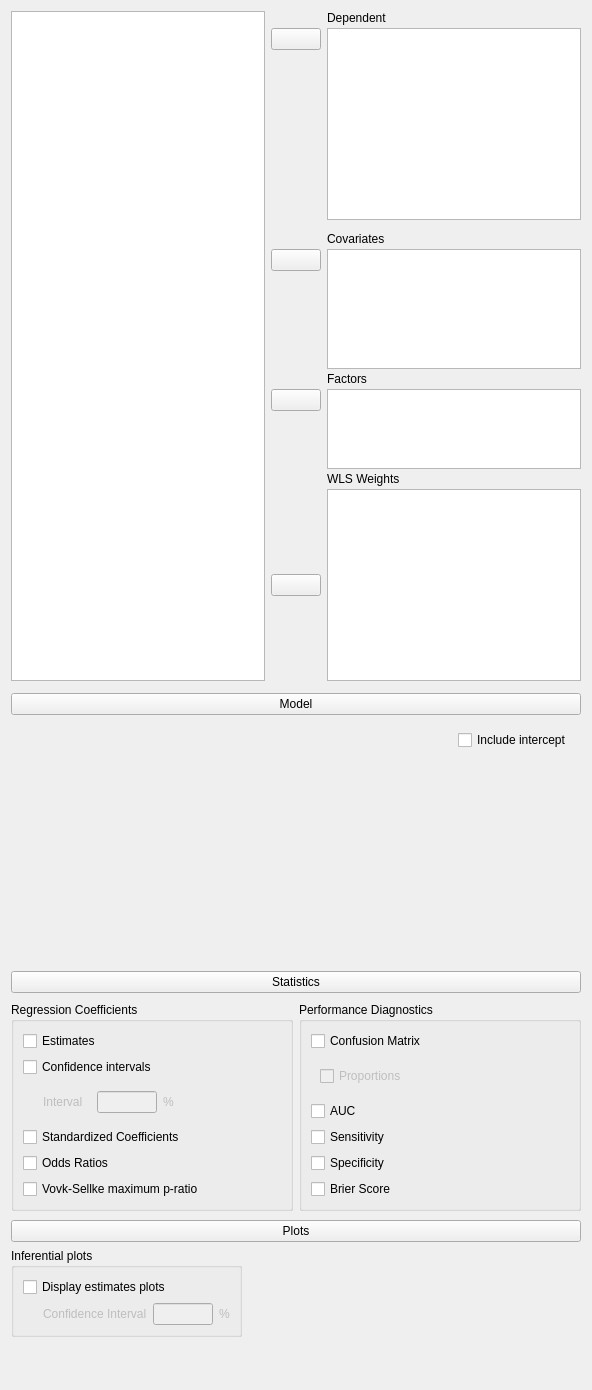
Above: JASP-Desktop/analysisforms/regressionlogisticform.ui from jasp-stats/jasp-desktop before the change. Below: the same form after it.
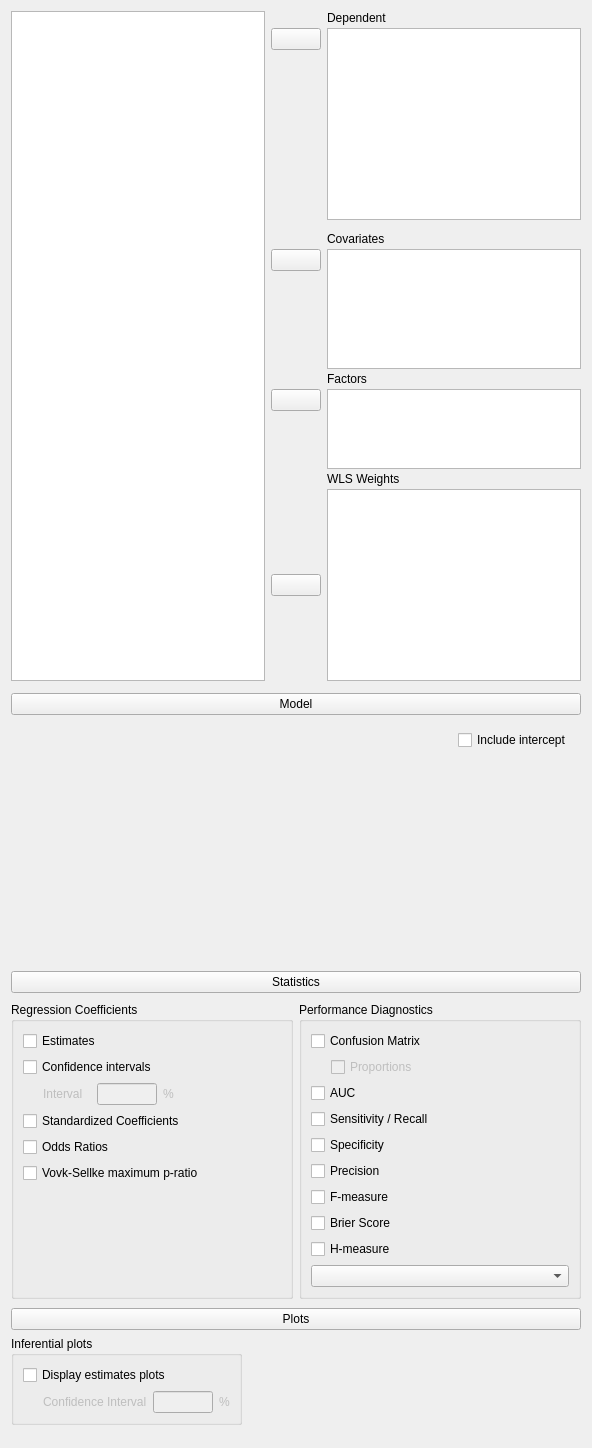
That is the form after the change. Custom widgets are drawn as their Qt base class.

Patch:
```diff
--- a/JASP-Desktop/analysisforms/regressionlogisticform.ui
+++ b/JASP-Desktop/analysisforms/regressionlogisticform.ui
@@ -256,6 +256,19 @@
               </property>
              </spacer>
             </item>
+            <item row="7" column="1">
+             <spacer name="verticalSpacer_4">
+              <property name="orientation">
+               <enum>Qt::Vertical</enum>
+              </property>
+              <property name="sizeHint" stdset="0">
+               <size>
+                <width>20</width>
+                <height>40</height>
+               </size>
+              </property>
+             </spacer>
+            </item>
            </layout>
           </widget>
          </item>
@@ -265,28 +278,104 @@
             <string>Performance Diagnostics</string>
            </property>
            <layout class="QGridLayout" name="gridLayout_7">
-            <item row="0" column="1">
+            <item row="1" column="0">
+             <widget class="QWidget" name="panelProportions" native="true">
+              <property name="enabled">
+               <bool>false</bool>
+              </property>
+              <layout class="QGridLayout" name="gridLayout_6">
+               <property name="leftMargin">
+                <number>20</number>
+               </property>
+               <property name="topMargin">
+                <number>0</number>
+               </property>
+               <property name="rightMargin">
+                <number>0</number>
+               </property>
+               <property name="bottomMargin">
+                <number>0</number>
+               </property>
+               <item row="0" column="0">
+                <widget class="BoundCheckBox" name="confusionMatrixProportions">
+                 <property name="text">
+                  <string>Proportions</string>
+                 </property>
+                </widget>
+               </item>
+              </layout>
+             </widget>
+            </item>
+            <item row="11" column="0" colspan="2">
+             <spacer name="verticalSpacer_5">
+              <property name="orientation">
+               <enum>Qt::Vertical</enum>
+              </property>
+              <property name="sizeHint" stdset="0">
+               <size>
+                <width>20</width>
+                <height>40</height>
+               </size>
+              </property>
+             </spacer>
+            </item>
+            <item row="5" column="0">
+             <widget class="BoundCheckBox" name="Spec">
+              <property name="text">
+               <string>Specificity</string>
+              </property>
+             </widget>
+            </item>
+            <item row="4" column="0">
+             <widget class="BoundCheckBox" name="Sens">
+              <property name="text">
+               <string>Sensitivity / Recall</string>
+              </property>
+             </widget>
+            </item>
+            <item row="8" column="0">
+             <widget class="BoundCheckBox" name="BrierScr">
+              <property name="text">
+               <string>Brier Score</string>
+              </property>
+             </widget>
+            </item>
+            <item row="9" column="0">
+             <widget class="BoundCheckBox" name="Hmsr">
+              <property name="text">
+               <string>H-measure</string>
+              </property>
+             </widget>
+            </item>
+            <item row="0" column="0">
              <widget class="BoundCheckBox" name="confusionMatrixOpt">
               <property name="text">
                <string>Confusion Matrix</string>
               </property>
              </widget>
             </item>
-            <item row="2" column="1">
+            <item row="6" column="0">
+             <widget class="BoundCheckBox" name="Prec">
+              <property name="text">
+               <string>Precision</string>
+              </property>
+             </widget>
+            </item>
+            <item row="7" column="0">
+             <widget class="BoundCheckBox" name="Fmsr">
+              <property name="text">
+               <string>F-measure</string>
+              </property>
+             </widget>
+            </item>
+            <item row="2" column="0">
              <widget class="BoundCheckBox" name="AUC">
               <property name="text">
                <string>AUC</string>
               </property>
              </widget>
             </item>
-            <item row="3" column="1">
-             <widget class="BoundCheckBox" name="Sens">
-              <property name="text">
-               <string>Sensitivity</string>
-              </property>
-             </widget>
-            </item>
-            <item row="3" column="2">
+            <item row="6" column="1">
              <spacer name="horizontalSpacer_4">
               <property name="orientation">
                <enum>Qt::Horizontal</enum>
@@ -299,36 +388,16 @@
               </property>
              </spacer>
             </item>
-            <item row="5" column="1">
-             <widget class="BoundCheckBox" name="BrierScr">
-              <property name="text">
-               <string>Brier Score</string>
+            <item row="10" column="0" colspan="2">
+             <widget class="QComboBox" name="scoreBox">
+              <property name="currentText">
+               <string/>
               </property>
-             </widget>
-            </item>
-            <item row="4" column="1">
-             <widget class="BoundCheckBox" name="Spec">
-              <property name="text">
-               <string>Specificity</string>
+              <property name="maxVisibleItems">
+               <number>10</number>
               </property>
              </widget>
             </item>
-            <item row="1" column="1">
-             <widget class="QWidget" name="panelProportions" native="true">
-              <property name="enabled">
-               <bool>false</bool>
-              </property>
-              <layout class="QGridLayout" name="gridLayout_6">
-               <item row="0" column="0">
-                <widget class="BoundCheckBox" name="confusionMatrixProportions">
-                 <property name="text">
-                  <string>Proportions</string>
-                 </property>
-                </widget>
-               </item>
-              </layout>
-             </widget>
-            </item>
            </layout>
           </widget>
          </item>
```
Left out of the diff: 58 changed lines with no effect on the pictures.
